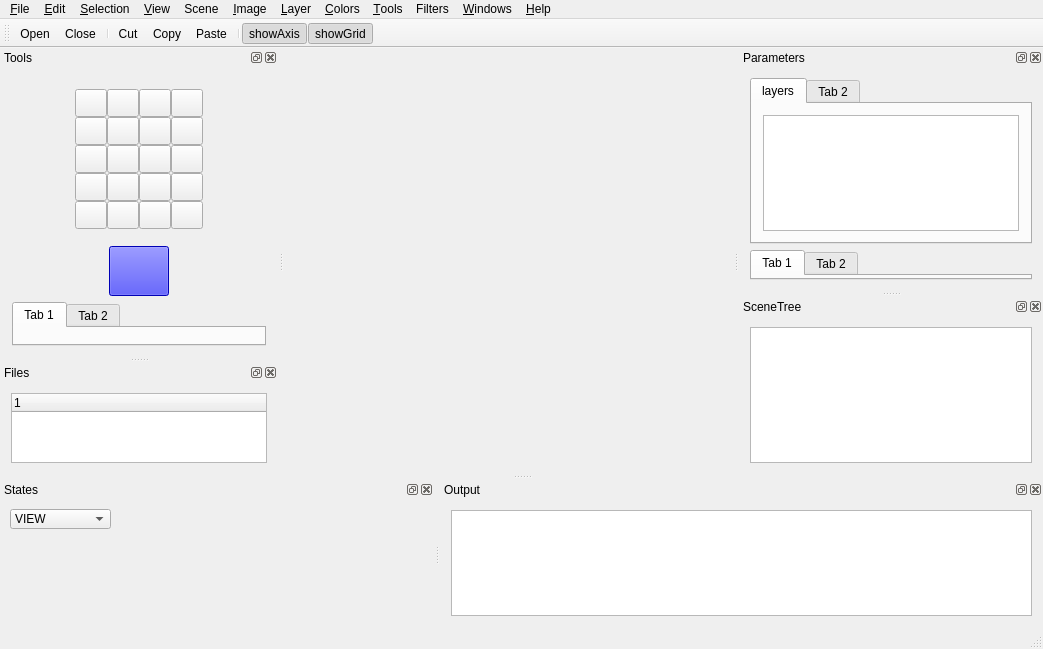
Qt form applications/TexturePainter/TexturePainter.ui (billhj/Etoile2015) before a commit.
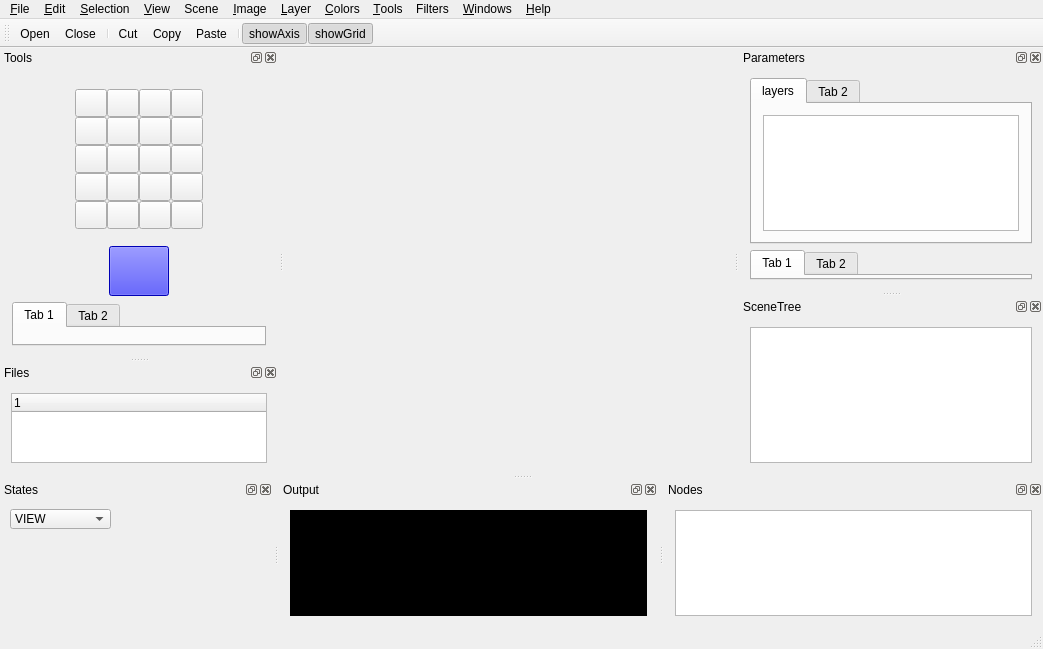
The same form after that commit. Icons and pictures are not drawn. Custom widgets are drawn as their Qt base class.

The edit to the form file:
```diff
--- a/applications/TexturePainter/TexturePainter.ui
+++ b/applications/TexturePainter/TexturePainter.ui
@@ -958,7 +958,185 @@
    <widget class="QWidget" name="dockWidgetContents_2">
     <layout class="QGridLayout" name="gridLayout_2">
      <item row="0" column="0">
-      <widget class="QPlainTextEdit" name="cmd"/>
+      <widget class="QPlainTextEdit" name="cmd">
+       <property name="palette">
+        <palette>
+         <active>
+          <colorrole role="WindowText">
+           <brush brushstyle="SolidPattern">
+            <color alpha="255">
+             <red>235</red>
+             <green>235</green>
+             <blue>235</blue>
+            </color>
+           </brush>
+          </colorrole>
+          <colorrole role="Button">
+           <brush brushstyle="SolidPattern">
+            <color alpha="255">
+             <red>0</red>
+             <green>0</green>
+             <blue>0</blue>
+            </color>
+           </brush>
+          </colorrole>
+          <colorrole role="Text">
+           <brush brushstyle="SolidPattern">
+            <color alpha="255">
+             <red>248</red>
+             <green>248</green>
+             <blue>248</blue>
+            </color>
+           </brush>
+          </colorrole>
+          <colorrole role="Base">
+           <brush brushstyle="SolidPattern">
+            <color alpha="255">
+             <red>0</red>
+             <green>0</green>
+             <blue>0</blue>
+            </color>
+           </brush>
+          </colorrole>
+          <colorrole role="Window">
+           <brush brushstyle="SolidPattern">
+            <color alpha="255">
+             <red>0</red>
+             <green>0</green>
+             <blue>0</blue>
+            </color>
+           </brush>
+          </colorrole>
+          <colorrole role="HighlightedText">
+           <brush brushstyle="SolidPattern">
+            <color alpha="255">
+             <red>255</red>
+             <green>83</green>
+             <blue>15</blue>
+            </color>
+           </brush>
+          </colorrole>
+         </active>
+         <inactive>
+          <colorrole role="WindowText">
+           <brush brushstyle="SolidPattern">
+            <color alpha="255">
+             <red>235</red>
+             <green>235</green>
+             <blue>235</blue>
+            </color>
+           </brush>
+          </colorrole>
+          <colorrole role="Button">
+           <brush brushstyle="SolidPattern">
+            <color alpha="255">
+             <red>0</red>
+             <green>0</green>
+             <blue>0</blue>
+            </color>
+           </brush>
+          </colorrole>
+          <colorrole role="Text">
+           <brush brushstyle="SolidPattern">
+            <color alpha="255">
+             <red>248</red>
+             <green>248</green>
+             <blue>248</blue>
+            </color>
+           </brush>
+          </colorrole>
+          <colorrole role="Base">
+           <brush brushstyle="SolidPattern">
+            <color alpha="255">
+             <red>0</red>
+             <green>0</green>
+             <blue>0</blue>
+            </color>
+           </brush>
+          </colorrole>
+          <colorrole role="Window">
+           <brush brushstyle="SolidPattern">
+            <color alpha="255">
+             <red>0</red>
+             <green>0</green>
+             <blue>0</blue>
+            </color>
+           </brush>
+          </colorrole>
+          <colorrole role="HighlightedText">
+           <brush brushstyle="SolidPattern">
+            <color alpha="255">
+             <red>255</red>
+             <green>83</green>
+             <blue>15</blue>
+            </color>
+           </brush>
+          </colorrole>
+         </inactive>
+         <disabled>
+          <colorrole role="WindowText">
+           <brush brushstyle="SolidPattern">
+            <color alpha="255">
+             <red>120</red>
+             <green>120</green>
+             <blue>120</blue>
+            </color>
+           </brush>
+          </colorrole>
+          <colorrole role="Button">
+           <brush brushstyle="SolidPattern">
+            <color alpha="255">
+             <red>0</red>
+             <green>0</green>
+             <blue>0</blue>
+            </color>
+           </brush>
+          </colorrole>
+          <colorrole role="Text">
+           <brush brushstyle="SolidPattern">
+            <color alpha="255">
+             <red>120</red>
+             <green>120</green>
+             <blue>120</blue>
+            </color>
+           </brush>
+          </colorrole>
+          <colorrole role="Base">
+           <brush brushstyle="SolidPattern">
+            <color alpha="255">
+             <red>0</red>
+             <green>0</green>
+             <blue>0</blue>
+            </color>
+           </brush>
+          </colorrole>
+          <colorrole role="Window">
+           <brush brushstyle="SolidPattern">
+            <color alpha="255">
+             <red>0</red>
+             <green>0</green>
+             <blue>0</blue>
+            </color>
+           </brush>
+          </colorrole>
+          <colorrole role="HighlightedText">
+           <brush brushstyle="SolidPattern">
+            <color alpha="255">
+             <red>255</red>
+             <green>83</green>
+             <blue>15</blue>
+            </color>
+           </brush>
+          </colorrole>
+         </disabled>
+        </palette>
+       </property>
+       <property name="styleSheet">
+        <string notr="true">background-color: rgb(0, 0, 0);
+selection-color: rgb(255, 83, 15);
+</string>
+       </property>
+      </widget>
      </item>
     </layout>
    </widget>
@@ -999,6 +1177,21 @@
     </layout>
    </widget>
   </widget>
+  <widget class="QDockWidget" name="nodeWidget">
+   <property name="windowTitle">
+    <string>Nodes</string>
+   </property>
+   <attribute name="dockWidgetArea">
+    <number>8</number>
+   </attribute>
+   <widget class="QWidget" name="dockWidgetContents_7">
+    <layout class="QVBoxLayout" name="verticalLayout">
+     <item>
+      <widget class="QGraphicsView" name="graphicsView"/>
+     </item>
+    </layout>
+   </widget>
+  </widget>
   <action name="action_Open">
    <property name="icon">
     <iconset>
```
Left out of the diff: 28 changed lines with no effect on the pictures.
